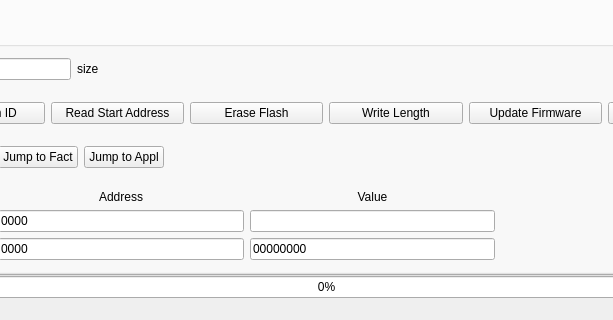
Qt form FTDIDeviceControl/ftdidevicecontrol.ui (dzenmaster/FTDIDeviceControl) before a commit; both pictures show x 104 to 717 and y 330 to 650 of the 861 by 650 pixel window.
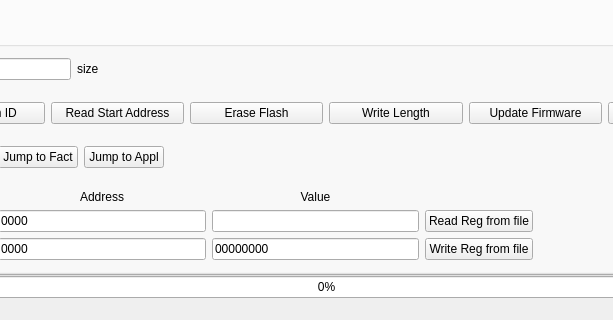
The same form after that commit. The open tabs and pages were chosen to show the change. Icons and pictures are not drawn. Custom widgets are drawn as their Qt base class.

What changed in the file:
```diff
--- a/FTDIDeviceControl/ftdidevicecontrol.ui
+++ b/FTDIDeviceControl/ftdidevicecontrol.ui
@@ -1333,6 +1333,20 @@
                 </property>
                </spacer>
               </item>
+              <item row="1" column="5">
+               <widget class="QPushButton" name="pbReadRgFile">
+                <property name="text">
+                 <string>Read Reg from file</string>
+                </property>
+               </widget>
+              </item>
+              <item row="2" column="5">
+               <widget class="QPushButton" name="pbWriteRgFile">
+                <property name="text">
+                 <string>Write Reg from file</string>
+                </property>
+               </widget>
+              </item>
              </layout>
             </widget>
            </item>
```
Left out of the diff: 2 changed lines with no effect on the pictures.
